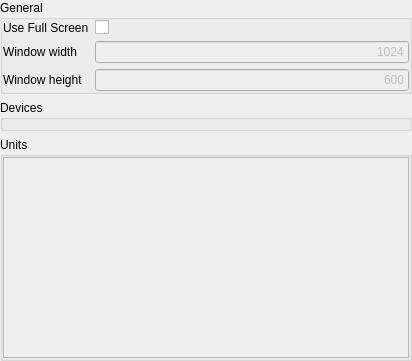
First picture: the form in ui/settings/Main.ui, repository OpenFairWind/FairWindSK, before the edit.
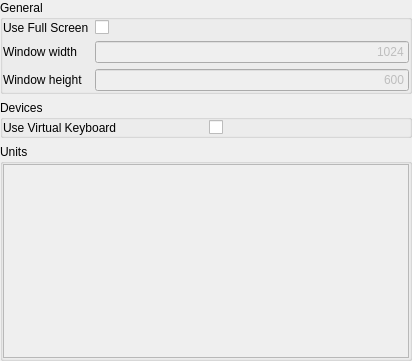
Second picture: the form after the edit.

Commit message: Re-added virtual keyboard configuration

```diff
--- a/ui/settings/Main.ui
+++ b/ui/settings/Main.ui
@@ -179,6 +179,20 @@
       <property name="bottomMargin">
        <number>0</number>
       </property>
+      <item row="0" column="0">
+        <widget class="QLabel" name="label_virtualkeyboard">
+         <property name="text">
+          <string>Use Virtual Keyboard</string>
+         </property>
+        </widget>
+       </item>
+       <item row="0" column="1">
+        <widget class="QCheckBox" name="checkBox_virtualkeboard">
+         <property name="text">
+          <string/>
+         </property>
+        </widget>
+       </item>
      </layout>
     </widget>
    </item>
```
The commit also changes 5 other files.
